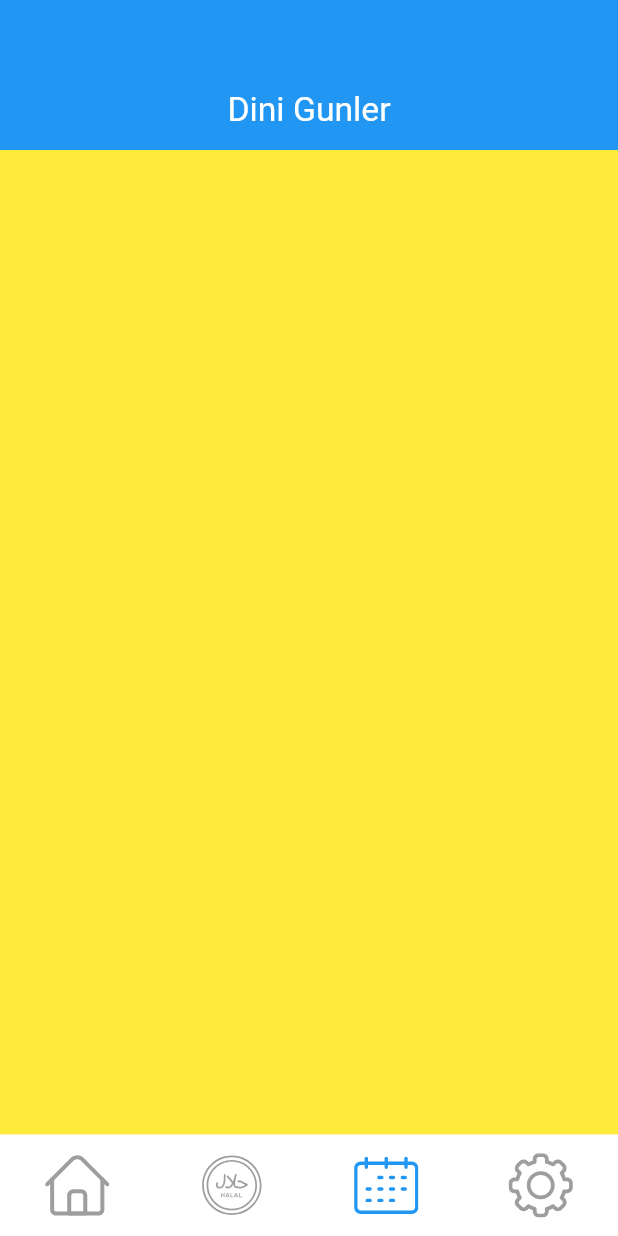
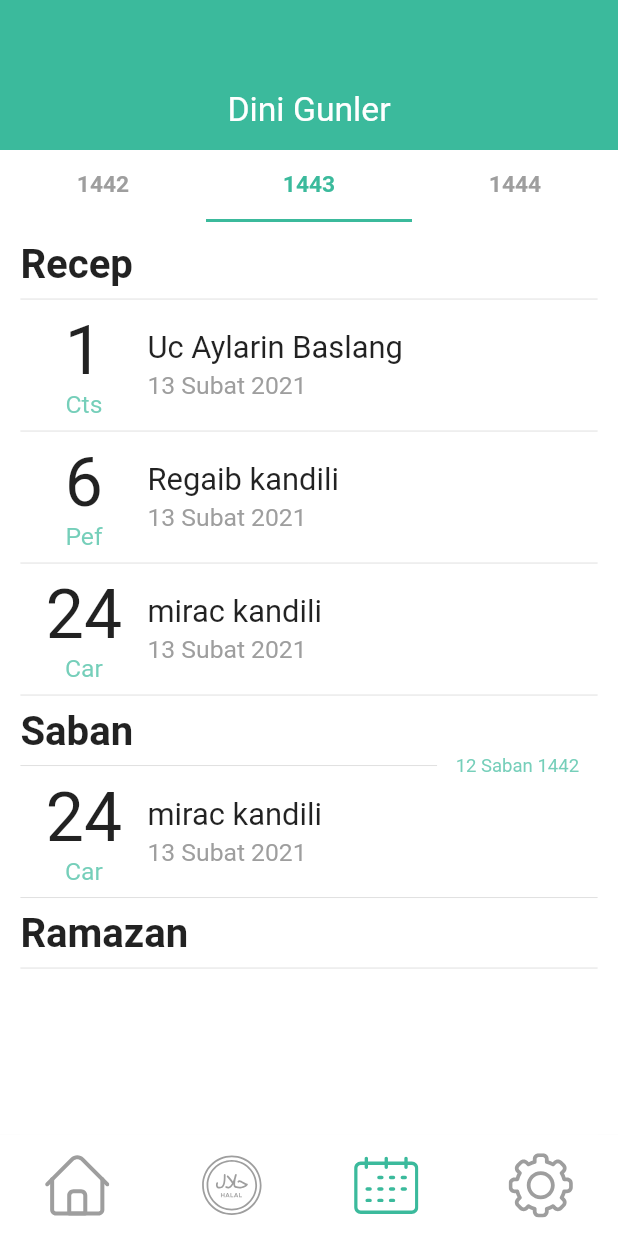
Before and after one commit to ahmadxpanahi/prayer-times, a Flutter app: the screen it shows after launch, item 3 of the bottom bar chosen, on a phone screen of 412 x 824 dp. Run offline on Flutter 3.47's test engine with Material 2 defaults, Android fonts, the phone set to English and light mode, and no system bars; our stand-ins replace flutter_svg.

Commit message:
The calendarScreen ui is complete

```diff
--- a/lib/src/feature/calendar/calendar_screen.dart
+++ b/lib/src/feature/calendar/calendar_screen.dart
@@ -1,17 +1,175 @@
+import 'package:flutter/gestures.dart';
 import 'package:flutter/material.dart';
+import 'package:prayer_times_flutter/src/ui/colors.dart';
+import 'package:prayer_times_flutter/src/utils/extensions.dart';
 
 class CalendarScreen extends StatefulWidget {
-  const CalendarScreen({ Key? key }) : super(key: key);
+  const CalendarScreen({Key? key}) : super(key: key);
 
   @override
   _CalendarScreenState createState() => _CalendarScreenState();
 }
 
-class _CalendarScreenState extends State<CalendarScreen> {
+class _CalendarScreenState extends State<CalendarScreen>
+    with TickerProviderStateMixin {
+  TabController? _tabController;
+
+  @override
+  void initState() {
+    super.initState();
+    _tabController = TabController(length: 3, vsync: this, initialIndex: 1);
+  }
+
+  Widget _dateItem(title, subtitle, number, index) => Column(
+        children: [
+          Row(
+            crossAxisAlignment: CrossAxisAlignment.center,
+            children: [
+              SizedBox(
+                width: 3.0.rw,
+              ),
+              Expanded(
+                child: Column(
+                  mainAxisAlignment: MainAxisAlignment.center,
+                  children: [
+                    Text(
+                      number,
+                      style: TextStyle(fontSize: 11.0.rw),
+                    ),
+                    Text(
+                      index,
+                      style: TextStyle(
+                          fontSize: 4.0.rw,
+                          color: PColors.primary!.withOpacity(0.7)),
+                    ),
+                  ],
+                ),
+              ),
+              SizedBox(
+                width: 3.0.rw,
+              ),
+              Expanded(
+                flex: 4,
+                child: Column(
+                  crossAxisAlignment: CrossAxisAlignment.start,
+                  mainAxisAlignment: MainAxisAlignment.center,
+                  children: [
+                    Text(
+                      title,
+                      style: TextStyle(fontSize: 5.0.rw),
+                    ),
+                    SizedBox(
+                      height: 1.0.rw,
+                    ),
+                    Text(
+                      subtitle,
+                      style: TextStyle(fontSize: 4.0.rw, color: Colors.grey),
+                    ),
+                  ],
+                ),
+              ),
+              Expanded(
+                child: SizedBox(),
+              )
+            ],
+          ),
+          Divider()
+        ],
+      );
+
+  Widget _tabs() => TabBar(
+          controller: _tabController,
+          labelStyle: TextStyle(
+                fontSize: 3.7.rw, fontWeight: FontWeight.bold),
+          labelColor: PColors.primary,
+          unselectedLabelColor: Colors.grey,
+          indicatorColor: PColors.primary,
+          tabs: [
+            Tab(
+              text: '1442',
+            ),
+            Tab(
+              text: '1443',
+            ),
+            Tab(
+              text: '1444',
+            ),
+          ]);
+
+  Widget _tabBody() => Container(
+                margin: EdgeInsets.symmetric(horizontal: 3.3.rw),
+                color: Colors.white,
+                child: SingleChildScrollView(
+                  child: Column(
+                    crossAxisAlignment: CrossAxisAlignment.start,
+                    children: [
+                      SizedBox(
+                        height: 3.0.rw,
+                      ),
+                      Text(
+                        'Recep',
+                        style: TextStyle(
+                            fontSize: 6.5.rw, fontWeight: FontWeight.bold),
+                      ),
+                      Divider(),
+                      _dateItem(
+                          'Uc Aylarin Baslang', '13 Subat 2021', '1', 'Cts'),
+                      _dateItem('Regaib kandili', '13 Subat 2021', '6', 'Pef'),
+                      _dateItem('mirac kandili', '13 Subat 2021', '24', 'Car'),
+                      Text(
+                        'Saban',
+                        style: TextStyle(
+                            fontSize: 6.5.rw, fontWeight: FontWeight.bold),
+                      ),
+                      Row(
+                        children: [
+                          Expanded(child: Divider()),
+                          Padding(
+                            padding: EdgeInsets.symmetric(horizontal: 3.0.rw),
+                            child: Text(
+                              '12 Saban 1442',
+                              style: TextStyle(
+                                  fontSize: 3.0.rw,
+                                  color: PColors.primary!.withOpacity(0.7)),
+                            ),
+                          ),
+                        ],
+                      ),
+                      _dateItem('mirac kandili', '13 Subat 2021', '24', 'Car'),
+                      Text(
+                        'Ramazan',
+                        style: TextStyle(
+                            fontSize: 6.5.rw, fontWeight: FontWeight.bold),
+                      ),
+                      Divider(),
+                    ],
+                  ),
+                ));
+
+  Widget _tabsView() => Expanded(
+        child: TabBarView(
+          controller: _tabController!,
+          children: [
+            _tabBody(),
+            _tabBody(),
+            _tabBody()
+          ],
+          dragStartBehavior: DragStartBehavior.start,
+        ),
+      );
+
+
+  Widget _buildBody() => Container(
+      color: PColors.background,
+      child: Container(
+          color: Colors.white,
+          child: Column(
+            children: [_tabs(), _tabsView()],
+          )),
+    );
+
   @override
   Widget build(BuildContext context) {
-    return Container(
-      color: Colors.yellow,
-    );
+    return _buildBody();
   }
 }
--- a/lib/src/feature/setting_screen/setting_screen.dart
+++ b/lib/src/feature/setting_screen/setting_screen.dart
@@ -28,7 +28,8 @@ class _SettingScreenState extends State<SettingScreen> {
               _settingItem('Aksam Ezani', 'Her gun'),
               _settingItem('Yatsi Ezani', 'Her gun'),
             ],
-              ),),
+          ),
+        ),
       );
 
   Widget _bottomContainer() => Expanded(
@@ -67,12 +68,18 @@ class _SettingScreenState extends State<SettingScreen> {
                         Text(
                           'Lorem Ipsum',
                           style: TextStyle(
-                              fontSize: SizeConfig.heightMultiplier! < 6 ? 3.2.rw : 4.5.rw, fontWeight: FontWeight.bold),
+                              fontSize: SizeConfig.heightMultiplier! < 6
+                                  ? 3.2.rw
+                                  : 4.5.rw,
+                              fontWeight: FontWeight.bold),
                         ),
                         Text(
-                          'Lorem Ipsum is simply dummy text',
-                          style:
-                              TextStyle(fontSize: SizeConfig.heightMultiplier! < 6 ? 3.0.rw : 4.2.rw, color: Colors.grey),
+                          'Lorem Ipsum is simply dummy',
+                          style: TextStyle(
+                              fontSize: SizeConfig.heightMultiplier! < 6
+                                  ? 3.0.rw
+                                  : 4.2.rw,
+                              color: Colors.grey),
                         ),
                       ],
                     ),
@@ -133,7 +140,9 @@ class _SettingScreenState extends State<SettingScreen> {
             padding: EdgeInsets.symmetric(vertical: 1.0.rh),
             child: Text(
               'Ezaniar',
-              style: TextStyle(fontSize: SizeConfig.heightMultiplier! > 6 ? 4.3.rw : 3.3.rw, color: Colors.grey),
+              style: TextStyle(
+                  fontSize: SizeConfig.heightMultiplier! > 6 ? 4.3.rw : 3.3.rw,
+                  color: Colors.grey),
             ),
           ),
           _topContainer(),
@@ -141,7 +150,9 @@ class _SettingScreenState extends State<SettingScreen> {
             padding: EdgeInsets.symmetric(vertical: 1.0.rh),
             child: Text(
               'Lorem Ipsum is simply dummy',
-              style: TextStyle(fontSize: SizeConfig.heightMultiplier! > 6 ? 4.3.rw : 3.3.rw, color: Colors.grey),
+              style: TextStyle(
+                  fontSize: SizeConfig.heightMultiplier! > 6 ? 4.3.rw : 3.3.rw,
+                  color: Colors.grey),
             ),
           ),
           _bottomContainer()
--- a/lib/src/ui/colors.dart
+++ b/lib/src/ui/colors.dart
@@ -3,7 +3,7 @@ import 'package:flutter/painting.dart';
 
 class PColors{
 
-  static Color? primary = Colors.blue;
+  static Color? primary = Color(0xff3bba9c);
   static Color? background = Colors.grey[100];
 
 }
--- a/pubspec.yaml
+++ b/pubspec.yaml
@@ -24,6 +24,7 @@ dependencies:
   flutter:
     sdk: flutter
   flutter_svg: ^0.22.0
+  flutter_custom_tab_bar: ^1.0.3
 
   # The following adds the Cupertino Icons font to your application.
   # Use with the CupertinoIcons class for iOS style icons.
```
Also changed, not shown: pubspec.lock. Lines whose indentation alone changed are shown as unchanged.
